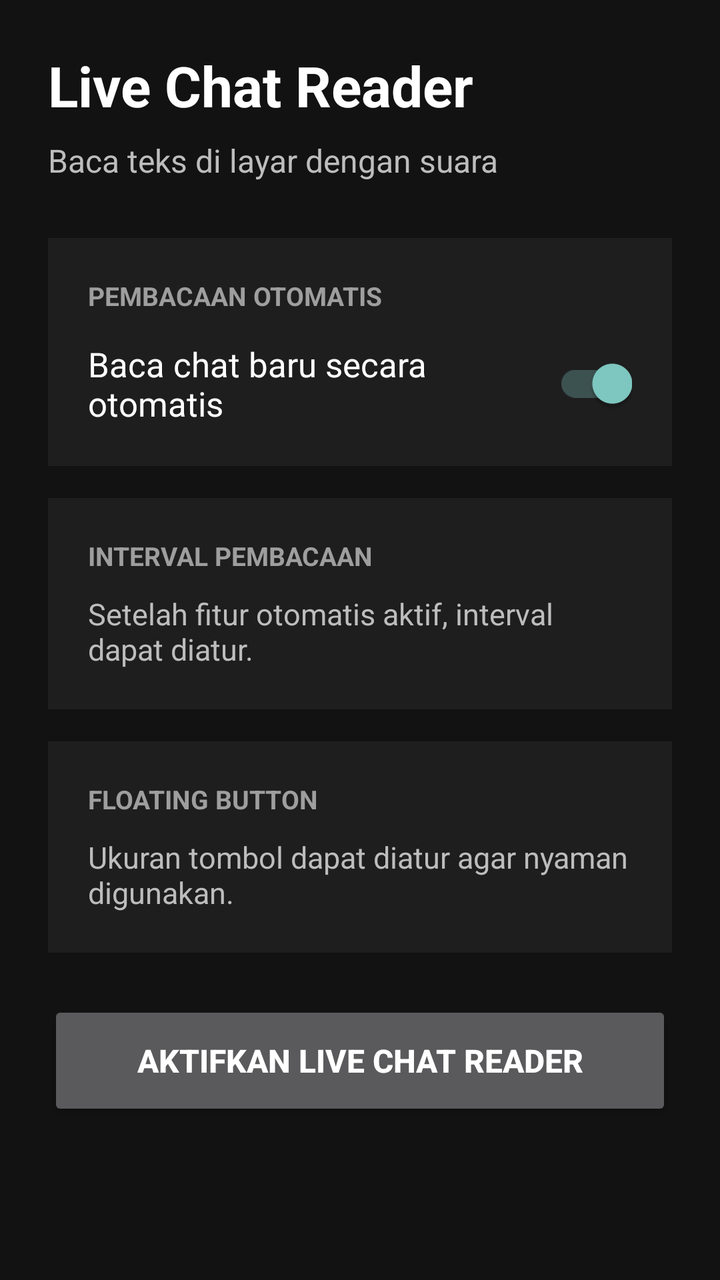
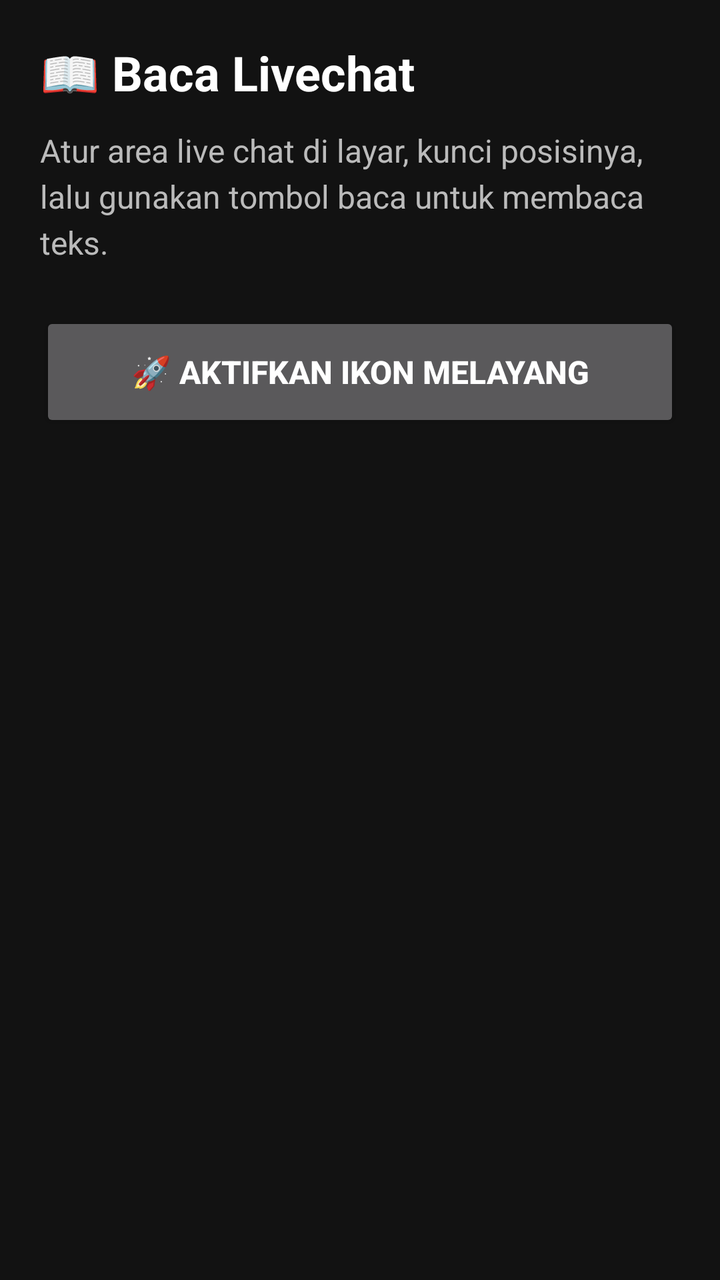

Two renders of the same Android screen: before a commit and after it. Below are the layout's source before the change and the commit's diff.
<!-- AndroidManifest.xml: application theme Theme.AppCompat.NoActionBar -->
<!-- res/layout/activity_main.xml -->
<?xml version="1.0" encoding="utf-8"?>
<ScrollView
    xmlns:android="http://schemas.android.com/apk/res/android"
    android:layout_width="match_parent"
    android:layout_height="match_parent"
    android:background="#121212"
    android:fillViewport="true">

    <LinearLayout
        android:layout_width="match_parent"
        android:layout_height="wrap_content"
        android:orientation="vertical"
        android:padding="24dp">

        <TextView
            android:id="@+id/tvTitle"
            android:layout_width="match_parent"
            android:layout_height="wrap_content"
            android:text="Live Chat Reader"
            android:textColor="#FFFFFF"
            android:textSize="28sp"
            android:textStyle="bold"
            android:layout_marginBottom="8dp"/>

        <TextView
            android:id="@+id/tvSubtitle"
            android:layout_width="match_parent"
            android:layout_height="wrap_content"
            android:text="Baca teks di layar dengan suara"
            android:textColor="#BDBDBD"
            android:textSize="16sp"
            android:layout_marginBottom="28dp"/>

        <LinearLayout
            android:layout_width="match_parent"
            android:layout_height="wrap_content"
            android:orientation="vertical"
            android:background="#1E1E1E"
            android:padding="20dp"
            android:layout_marginBottom="16dp">

            <TextView
                android:layout_width="match_parent"
                android:layout_height="wrap_content"
                android:text="PEMBACAAN OTOMATIS"
                android:textColor="#9E9E9E"
                android:textSize="13sp"
                android:textStyle="bold"
                android:layout_marginBottom="14dp"/>

            <LinearLayout
                android:layout_width="match_parent"
                android:layout_height="wrap_content"
                android:gravity="center_vertical"
                android:orientation="horizontal">

                <TextView
                    android:layout_width="0dp"
                    android:layout_height="wrap_content"
                    android:layout_weight="1"
                    android:text="Baca chat baru secara otomatis"
                    android:textColor="#FFFFFF"
                    android:textSize="17sp"/>

                <androidx.appcompat.widget.SwitchCompat
                    android:id="@+id/swAutoRead"
                    android:layout_width="wrap_content"
                    android:layout_height="wrap_content"
                    android:checked="true"
                    android:contentDescription="Baca chat baru secara otomatis"/>
            </LinearLayout>

        </LinearLayout>

        <LinearLayout
            android:layout_width="match_parent"
            android:layout_height="wrap_content"
            android:orientation="vertical"
            android:background="#1E1E1E"
            android:padding="20dp"
            android:layout_marginBottom="16dp">

            <TextView
                android:layout_width="match_parent"
                android:layout_height="wrap_content"
                android:text="INTERVAL PEMBACAAN"
                android:textColor="#9E9E9E"
                android:textSize="13sp"
                android:textStyle="bold"
                android:layout_marginBottom="10dp"/>

            <TextView
                android:id="@+id/tvInterval"
                android:layout_width="match_parent"
                android:layout_height="wrap_content"
                android:text="Setelah fitur otomatis aktif, interval dapat diatur."
                android:textColor="#BDBDBD"
                android:textSize="15sp"/>
        </LinearLayout>

        <LinearLayout
            android:layout_width="match_parent"
            android:layout_height="wrap_content"
            android:orientation="vertical"
            android:background="#1E1E1E"
            android:padding="20dp"
            android:layout_marginBottom="24dp">

            <TextView
                android:layout_width="match_parent"
                android:layout_height="wrap_content"
                android:text="FLOATING BUTTON"
                android:textColor="#9E9E9E"
                android:textSize="13sp"
                android:textStyle="bold"
                android:layout_marginBottom="10dp"/>

            <TextView
                android:id="@+id/tvFloatingInfo"
                android:layout_width="match_parent"
                android:layout_height="wrap_content"
                android:text="Ukuran tombol dapat diatur agar nyaman digunakan."
                android:textColor="#BDBDBD"
                android:textSize="15sp"/>
        </LinearLayout>

        <Button
            android:id="@+id/btnStartOverlay"
            android:layout_width="match_parent"
            android:layout_height="60dp"
            android:text="AKTIFKAN LIVE CHAT READER"
            android:textSize="16sp"
            android:textStyle="bold"
            android:contentDescription="Aktifkan Live Chat Reader"/>

    </LinearLayout>

</ScrollView>
<!-- resources referenced by this layout -->
<resources>

</resources>

<!-- the commit's change to res/layout/activity_main.xml (unified diff, before → after) -->
@@ -4,134 +4,39 @@
     android:layout_width="match_parent"
     android:layout_height="match_parent"
     android:background="#121212"
-    android:fillViewport="true">
+    android:padding="20dp">
 
     <LinearLayout
         android:layout_width="match_parent"
         android:layout_height="wrap_content"
-        android:orientation="vertical"
-        android:padding="24dp">
+        android:orientation="vertical">
 
         <TextView
-            android:id="@+id/tvTitle"
+            android:layout_width="wrap_content"
+            android:layout_height="wrap_content"
+            android:text="📖 Baca Livechat"
+            android:textColor="#FFFFFF"
+            android:textSize="24sp"
+            android:textStyle="bold"
+            android:layout_marginBottom="12dp"/>
+
+        <TextView
             android:layout_width="match_parent"
             android:layout_height="wrap_content"
-            android:text="Live Chat Reader"
-            android:textColor="#FFFFFF"
-            android:textSize="28sp"
-            android:textStyle="bold"
-            android:layout_marginBottom="8dp"/>
-
-        <TextView
-            android:id="@+id/tvSubtitle"
-            android:layout_width="match_parent"
-            android:layout_height="wrap_content"
-            android:text="Baca teks di layar dengan suara"
-            android:textColor="#BDBDBD"
+            android:text="Atur area live chat di layar, kunci posisinya, lalu gunakan tombol baca untuk membaca teks."
+            android:textColor="#BBBBBB"
             android:textSize="16sp"
-            android:layout_marginBottom="28dp"/>
-
-        <LinearLayout
-            android:layout_width="match_parent"
-            android:layout_height="wrap_content"
-            android:orientation="vertical"
-            android:background="#1E1E1E"
-            android:padding="20dp"
-            android:layout_marginBottom="16dp">
-
-            <TextView
-                android:layout_width="match_parent"
-                android:layout_height="wrap_content"
-                android:text="PEMBACAAN OTOMATIS"
-                android:textColor="#9E9E9E"
-                android:textSize="13sp"
-                android:textStyle="bold"
-                android:layout_marginBottom="14dp"/>
-
-            <LinearLayout
-                android:layout_width="match_parent"
-                android:layout_height="wrap_content"
-                android:gravity="center_vertical"
-                android:orientation="horizontal">
-
-                <TextView
-                    android:layout_width="0dp"
-                    android:layout_height="wrap_content"
-                    android:layout_weight="1"
-                    android:text="Baca chat baru secara otomatis"
-                    android:textColor="#FFFFFF"
-                    android:textSize="17sp"/>
-
-                <androidx.appcompat.widget.SwitchCompat
-                    android:id="@+id/swAutoRead"
-                    android:layout_width="wrap_content"
-                    android:layout_height="wrap_content"
-                    android:checked="true"
-                    android:contentDescription="Baca chat baru secara otomatis"/>
-            </LinearLayout>
-
-        </LinearLayout>
-
-        <LinearLayout
-            android:layout_width="match_parent"
-            android:layout_height="wrap_content"
-            android:orientation="vertical"
-            android:background="#1E1E1E"
-            android:padding="20dp"
-            android:layout_marginBottom="16dp">
-
-            <TextView
-                android:layout_width="match_parent"
-                android:layout_height="wrap_content"
-                android:text="INTERVAL PEMBACAAN"
-                android:textColor="#9E9E9E"
-                android:textSize="13sp"
-                android:textStyle="bold"
-                android:layout_marginBottom="10dp"/>
-
-            <TextView
-                android:id="@+id/tvInterval"
-                android:layout_width="match_parent"
-                android:layout_height="wrap_content"
-                android:text="Setelah fitur otomatis aktif, interval dapat diatur."
-                android:textColor="#BDBDBD"
-                android:textSize="15sp"/>
-        </LinearLayout>
-
-        <LinearLayout
-            android:layout_width="match_parent"
-            android:layout_height="wrap_content"
-            android:orientation="vertical"
-            android:background="#1E1E1E"
-            android:padding="20dp"
-            android:layout_marginBottom="24dp">
-
-            <TextView
-                android:layout_width="match_parent"
-                android:layout_height="wrap_content"
-                android:text="FLOATING BUTTON"
-                android:textColor="#9E9E9E"
-                android:textSize="13sp"
-                android:textStyle="bold"
-                android:layout_marginBottom="10dp"/>
-
-            <TextView
-                android:id="@+id/tvFloatingInfo"
-                android:layout_width="match_parent"
-                android:layout_height="wrap_content"
-                android:text="Ukuran tombol dapat diatur agar nyaman digunakan."
-                android:textColor="#BDBDBD"
-                android:textSize="15sp"/>
-        </LinearLayout>
+            android:lineSpacingExtra="4dp"
+            android:layout_marginBottom="24dp"/>
 
         <Button
             android:id="@+id/btnStartOverlay"
             android:layout_width="match_parent"
             android:layout_height="60dp"
-            android:text="AKTIFKAN LIVE CHAT READER"
+            android:text="🚀 AKTIFKAN IKON MELAYANG"
+            android:textColor="#FFFFFF"
             android:textSize="16sp"
-            android:textStyle="bold"
-            android:contentDescription="Aktifkan Live Chat Reader"/>
+            android:textStyle="bold"/>
 
     </LinearLayout>
 
